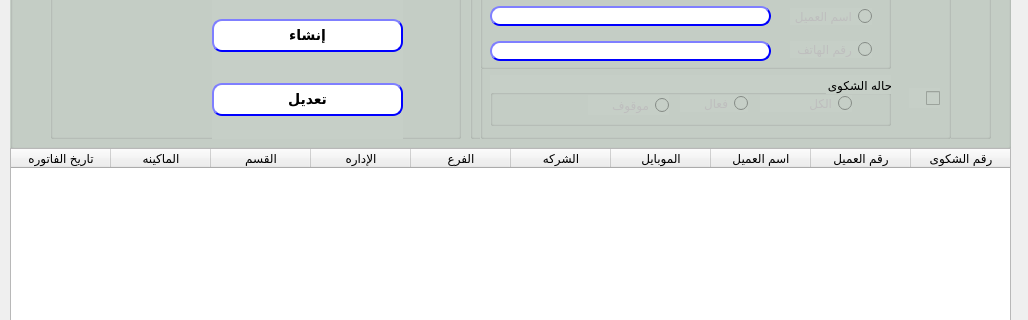
Before: the Qt Designer form presentation/customer_service_ui/customerٍService_display.ui in shymaa123456/HyperPOS2020, drawn with Qt 5; both pictures show x 0 to 1028 and y 92 to 412 of the 1028 by 560 pixel window.
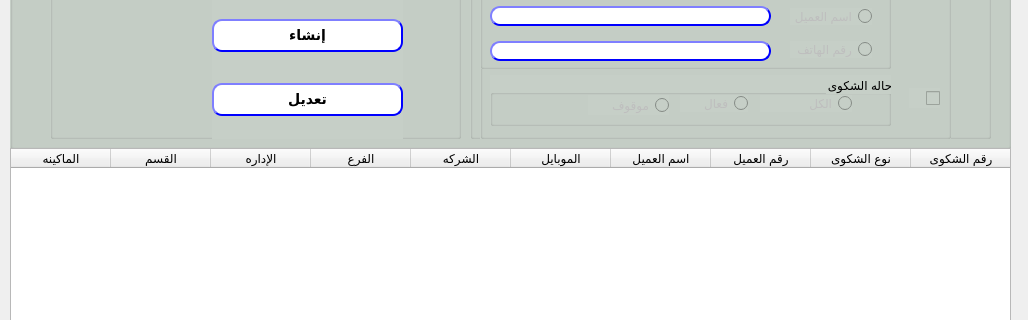
After: the same form once the commit is applied.

Commit message: customer service module

What changed in the file:
```diff
--- a/presentation/customer_service_ui/customerٍService_display.ui
+++ b/presentation/customer_service_ui/customerٍService_display.ui
@@ -736,6 +736,11 @@
         <string>رقم الشكوى</string>
        </property>
       </column>
+      <column>
+       <property name="text">
+        <string>نوع الشكوى</string>
+       </property>
+      </column>
       <column>
        <property name="text">
         <string>رقم العميل</string>
@@ -781,11 +786,6 @@
         <string>تاريخ الفاتوره</string>
        </property>
       </column>
-      <column>
-       <property name="text">
-        <string>نوع الشكوى</string>
-       </property>
-      </column>
       <column>
        <property name="text">
         <string>المسئول</string>
```
Left out of the diff: 6 changed lines with no effect on the pictures. The commit also changes 4 other files.
